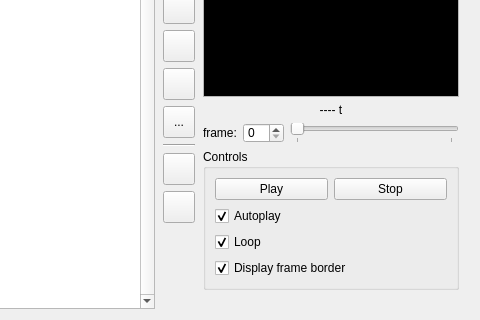
This is src/ui/tabs/tabanimsequence.ui in PsyCommando/ppmdu_spriteeditor as Qt 5 draws it before an edit; both pictures show x 356 to 836 and y 190 to 510 of the 836 by 510 pixel window. The edited form follows.
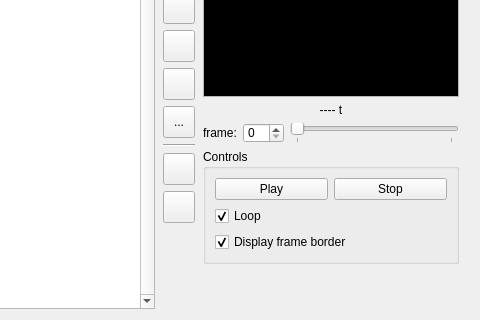
This is the edited form. Icons and pictures are not drawn.

The edit to the form file:
```diff
--- a/src/ui/tabs/tabanimsequence.ui
+++ b/src/ui/tabs/tabanimsequence.ui
@@ -651,16 +651,6 @@
           </item>
          </layout>
         </item>
-        <item>
-         <widget class="QCheckBox" name="chkAutoplay">
-          <property name="text">
-           <string>Autoplay</string>
-          </property>
-          <property name="checked">
-           <bool>true</bool>
-          </property>
-         </widget>
-        </item>
         <item>
          <widget class="QCheckBox" name="chkAnimSeqLoop">
           <property name="statusTip">
```
